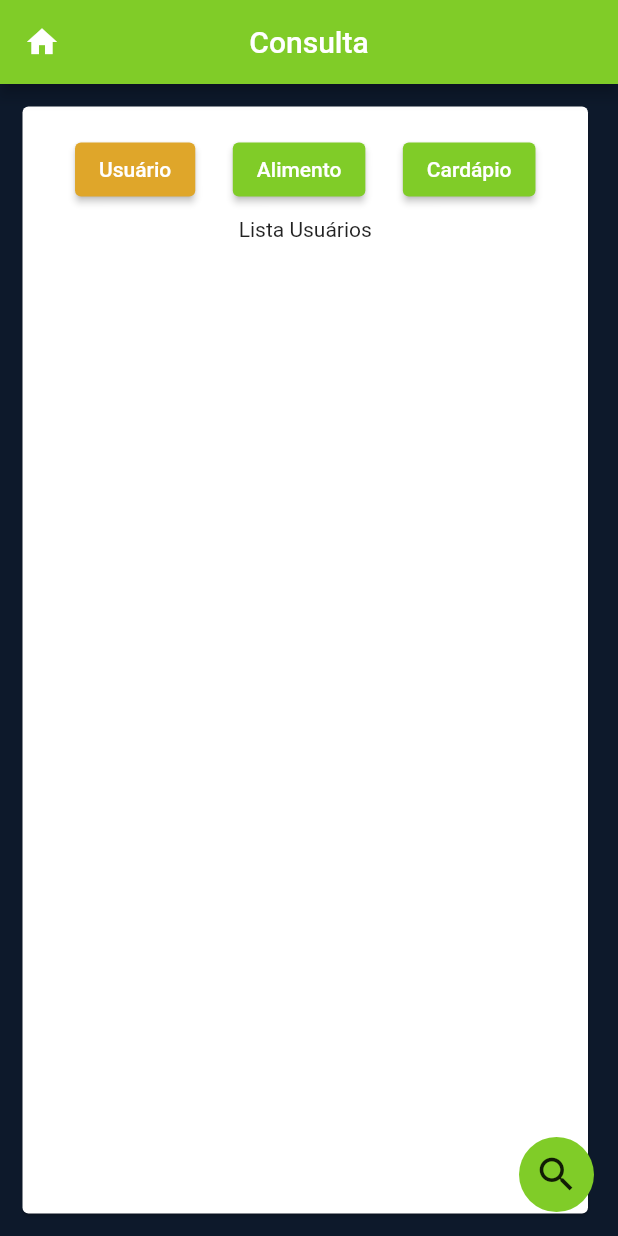
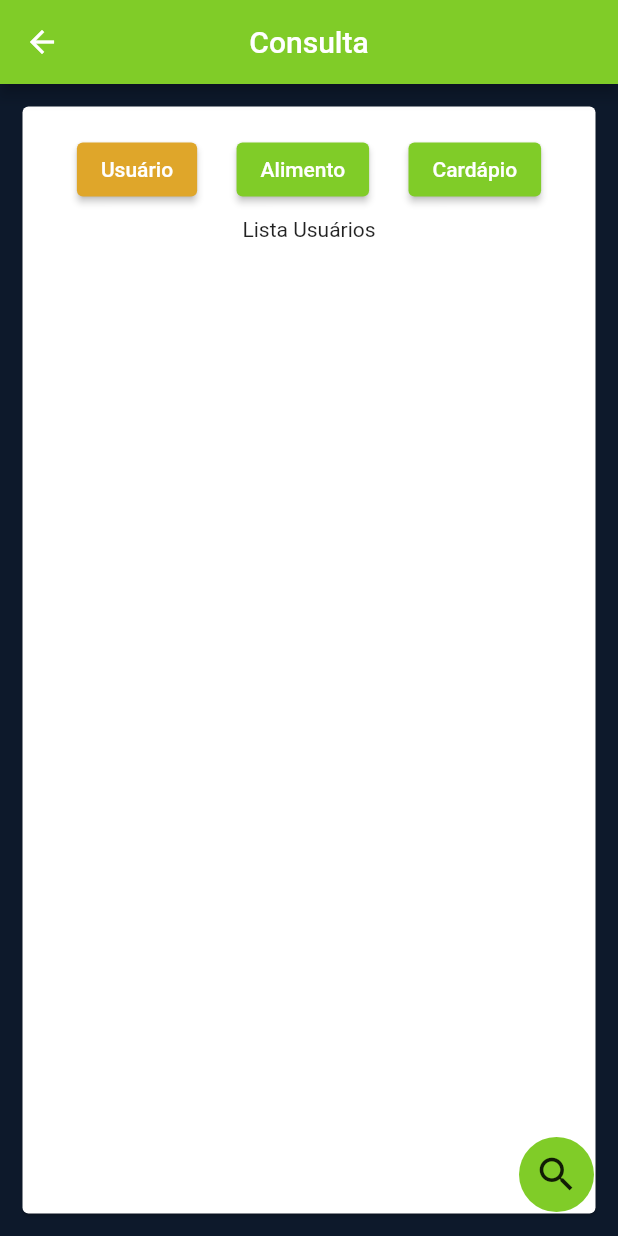
Before and after one commit to Medinagui/Flutter_AppNutricaov2, a Flutter app: the ConsultaScreen screen opened by its route, after a tap on "Usuário", on a phone screen of 412 x 824 dp. Run offline on Flutter 3.47's test engine with Material 2 defaults, Android fonts, the phone set to English and light mode, and no system bars; our stand-ins replace image_picker, sqflite; accounts and stored records are empty.

```diff
--- a/appnutricaov2/lib/db/alimentos_database.dart
+++ b/appnutricaov2/lib/db/alimentos_database.dart
@@ -54,6 +54,10 @@ class SQLHelperAlimentos{
     final db = await SQLHelperAlimentos.db();
     return db.query('alimentos', orderBy: 'id');
   }
+  static Future<List<Map<String, dynamic>>> getItemByID(int id) async {
+    final db = await SQLHelperAlimentos.db();
+    return db.query('alimentos', where: 'id = ?', whereArgs: [id.toString()]);
+  }
 
   static Future<int> updateItem(Alimento alimentoParaUpdate, int id) async {
     final db = await SQLHelperAlimentos.db();
--- a/appnutricaov2/lib/main.dart
+++ b/appnutricaov2/lib/main.dart
@@ -1,5 +1,6 @@
 import 'package:appnutricao/screens/cadastro.dart';
 import 'package:appnutricao/screens/consulta.dart';
+import 'package:appnutricao/screens/edit_records.dart';
 import 'package:appnutricao/screens/tela_principal.dart';
 import 'package:appnutricao/screens/tela_testes.dart';
 import 'package:appnutricao/screens/tela_testes2.dart';
@@ -29,6 +30,7 @@ class _NutricaoAppState extends State<NutricaoApp> {
       routes: {
         '/consulta' : (context) => const ConsultaScreen(),
         '/telaprincipal' : (context) => const TelaPrincipal(),
+        // '/editrecords':(context) => const EditRecordsScreen()
       },
     );
   }
--- a/appnutricaov2/lib/screens/consulta.dart
+++ b/appnutricaov2/lib/screens/consulta.dart
@@ -12,7 +12,7 @@ class ConsultaScreen extends StatefulWidget {
   State<ConsultaScreen> createState() => _ConsultaScreenState();
 }
 
-int _buttonPressed = 0;
+int buttonPressed = 0;
 
 MaterialStateProperty<Color> buttonSelected(int buttonPressed, int buttonID) {
   if (buttonPressed == buttonID) {
@@ -36,8 +36,6 @@ List<String> listaOptionsSearch = [
 
 String searchName = '';
 
-bool listReset = false;
-
 class _ConsultaScreenState extends State<ConsultaScreen> {
   Future searchAlimentosName(String name) async {
     setState(() => alimentos_list.isLoading = true);
@@ -50,29 +48,11 @@ class _ConsultaScreenState extends State<ConsultaScreen> {
 
   @override
   Widget build(BuildContext context) {
-    // final String action =
-    //     (ModalRoute.of(context)!.settings.arguments == null)
-    //         ? ''
-    //         : ModalRoute.of(context)!.settings.arguments as String;
-
-    // if (action == "limpalista") {
-    //   setState(() {
-    //     alimentos_list.listaAlimentos = [];
-    //   });
-    // }
-
     final isKeyboard = MediaQuery.of(context).viewInsets.bottom != 0;
     return Scaffold(
         resizeToAvoidBottomInset: true,
         appBar: AppBar(
-        automaticallyImplyLeading: false,
-        leading: GestureDetector(
-          onTap: () => Navigator.push(
-            context,
-            MaterialPageRoute(builder: (context) => const TelaPrincipal()),
-          ),
-          child: const Icon(Icons.home),
-        ),
+          automaticallyImplyLeading: true,
           backgroundColor: colorsTwo.colorScheme.secondary,
           title: const Text('Consulta', textAlign: TextAlign.center),
           centerTitle: true,
@@ -80,7 +60,7 @@ class _ConsultaScreenState extends State<ConsultaScreen> {
         body: Column(crossAxisAlignment: CrossAxisAlignment.stretch, children: [
           Expanded(
             child: Card(
-            margin: const EdgeInsets.fromLTRB(15, 15, 20, 15),
+              margin: const EdgeInsets.fromLTRB(15, 15, 15, 15),
               child: Padding(
                   padding: const EdgeInsets.all(10),
                   child: Column(
@@ -91,47 +71,46 @@ class _ConsultaScreenState extends State<ConsultaScreen> {
                           ElevatedButton(
                             onPressed: () {
                               setState(() {
-                              _buttonPressed = 0;
+                                buttonPressed = 0;
                               });
                             },
                             style: ButtonStyle(
-                            backgroundColor: buttonSelected(_buttonPressed, 0),
+                              backgroundColor:
+                                  buttonSelected(buttonPressed, 0),
                             ),
                             child: const Text('Usuário'),
                           ),
                           ElevatedButton(
                               onPressed: () {
                                 setState(() {
-                                _buttonPressed = 1;
+                                  buttonPressed = 1;
                                 });
                               },
                               style: ButtonStyle(
                                   backgroundColor:
-                                    buttonSelected(_buttonPressed, 1)),
+                                      buttonSelected(buttonPressed, 1)),
                               child: const Text('Alimento')),
                           ElevatedButton(
                               onPressed: () {
                                 setState(() {
-                                _buttonPressed = 2;
+                                  buttonPressed = 2;
                                 });
                               },
                               style: ButtonStyle(
                                   backgroundColor:
-                                    buttonSelected(_buttonPressed, 2)),
+                                      buttonSelected(buttonPressed, 2)),
                               child: const Text('Cardápio')),
                         ],
                       ),
-                    if (!isKeyboard || listReset)
-                      listasDisponiveis[_buttonPressed]
+                      if (!isKeyboard) listasDisponiveis[buttonPressed]
                     ],
                   )),
             ),
           ),
         ]),
         backgroundColor: colorsOne.colorScheme.primary,
-      floatingActionButton:
-      (_buttonPressed != 2)?
-      SizedBox(
+        floatingActionButton: (buttonPressed != 2)
+            ? SizedBox(
                 height: 50,
                 width: 50,
                 child: ClipOval(
@@ -148,9 +127,9 @@ class _ConsultaScreenState extends State<ConsultaScreen> {
                               context: context,
                               builder: ((context) {
                                 return const ModalSearcher();
-                      })).then((value) {
-                    searchAlimentosName(searchName)
-                        .then((value) => listReset = false);
+                              })).then((value) async {
+                            await  searchAlimentosName(searchName);
+                            buttonPressed = 1;
                           });
                         },
                         icon: const Icon(
@@ -160,9 +139,7 @@ class _ConsultaScreenState extends State<ConsultaScreen> {
                   ),
                 ),
               )
-      :
-      null
-    );
+            : null);
   }
 }
 
@@ -197,7 +174,7 @@ class _ModalSearcherState extends State<ModalSearcher> {
                     decoration: InputDecoration(
                       border: InputBorder.none,
                       prefixIcon: const Icon(Icons.search),
-                      hintText: listaOptionsSearch[_buttonPressed],
+                      hintText: listaOptionsSearch[buttonPressed],
                     ),
                   ),
                 ),
@@ -213,13 +190,11 @@ class _ModalSearcherState extends State<ModalSearcher> {
                     onPressed: () {
                       setState(() {
                         searchName = '';
-                        listReset = true;
+                        buttonPressed = 0;
                       });
                       debugPrint(searchName);
                       // ignore: use_build_context_synchronously
-                      Navigator.pushReplacementNamed(context, '/consulta');
-                      //Navigator.pushNamed(context, '/consulta', arguments: "limpalista");
-                      //Navigator.pop(context);
+                      Navigator.pop(context);
                     },
                     style: buttonsTheme.elevatedButtonTheme.style,
                     child: const Text('Limpar Filtro')),
```
Also changed, not shown: appnutricaov2/lib/components/alimentos_list.dart (+5 -2 lines), appnutricaov2/lib/components/edit forms/alimento_edit.dart (added, +36 -0 lines), appnutricaov2/lib/screens/edit_records.dart (added, +46 -0 lines). Lines whose indentation alone changed are shown as unchanged.
